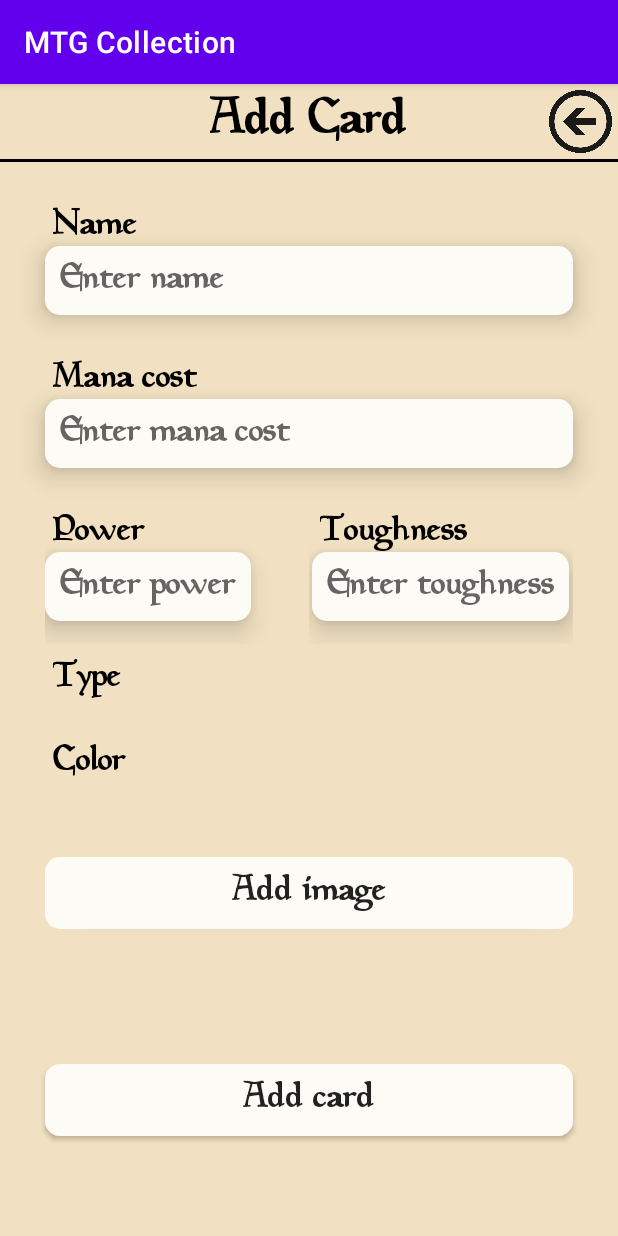
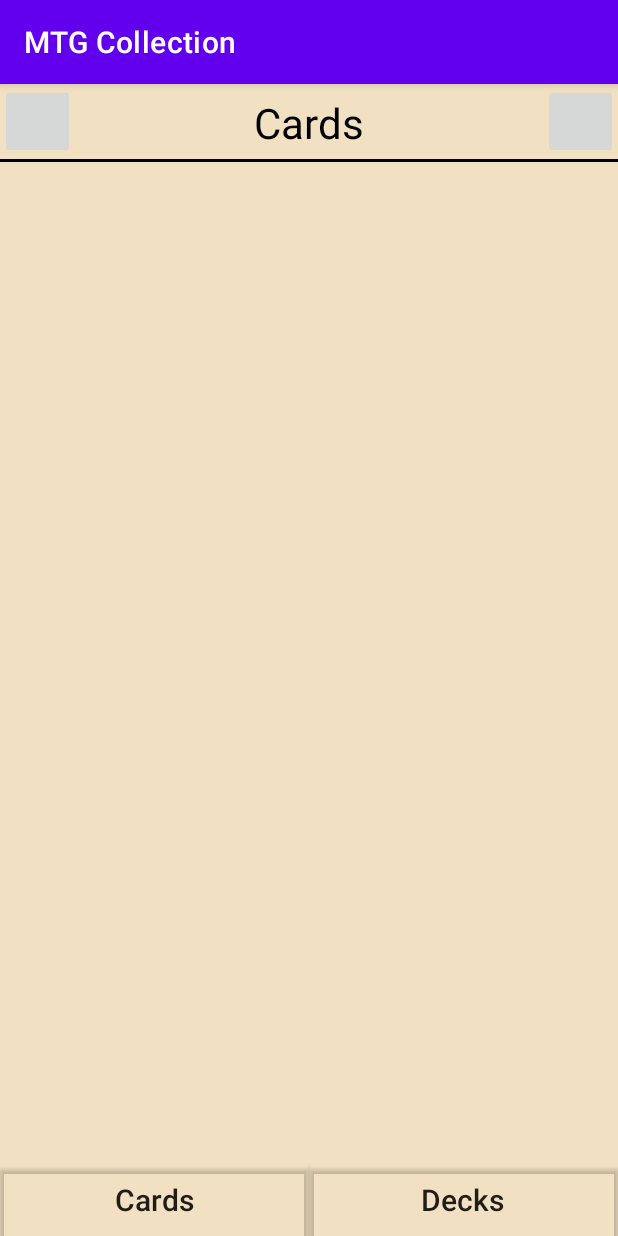
Before and after one commit to Fabian-2596/MSD_Assignment, an Android app: the screen it shows after launch (MainActivity), on a phone screen of 412 x 824 dp. Run offline under Robolectric (Android 15) with nearby library versions, the phone set to English and light mode, and no system bars.

Commit message:
Added dbs, card list view, cursor adapter

```diff
--- /dev/null
+++ b/app/src/main/java/com/example/mtgcollection/AddCardDeck.java
@@ -0,0 +1,4 @@
+package com.example.mtgcollection;
+
+public class AddCardDeck {
+}
--- /dev/null
+++ b/app/src/main/java/com/example/mtgcollection/AllDecks.java
@@ -0,0 +1,4 @@
+package com.example.mtgcollection;
+
+public class AllDecks {
+}
--- a/app/src/main/java/com/example/mtgcollection/Card.java
+++ b/app/src/main/java/com/example/mtgcollection/Card.java
@@ -12,8 +12,7 @@ public class Card {
 
     public Card(){}
 
-    public Card(int id, String n, int c, int p, int t, String type, String color, byte[] i){
-        this.id = id;
+    public Card(String n, int c, int p, int t, String type, String color, byte[] i){
         this.name = n;
         this.cost = c;
         this.power = p;
--- /dev/null
+++ b/app/src/main/java/com/example/mtgcollection/CardClicked.java
@@ -0,0 +1,4 @@
+package com.example.mtgcollection;
+
+public class CardClicked {
+}
--- a/app/src/main/java/com/example/mtgcollection/CardDatabaseHelper.java
+++ b/app/src/main/java/com/example/mtgcollection/CardDatabaseHelper.java
@@ -17,7 +17,7 @@ public class CardDatabaseHelper extends SQLiteOpenHelper
     public static final String DATABASE_NAME = "mtgc";
 
     public static final String TABLE_CARD = "card";
-    public static final String KEY_CARDID = "cardid";
+    public static final String KEY_ID = "_id";
     public static final String KEY_NAME = "name";
     public static final String KEY_COST = "cost";
     public static final String KEY_POWER = "power";
@@ -27,10 +27,9 @@ public class CardDatabaseHelper extends SQLiteOpenHelper
     public static final String KEY_IMAGE = "image";
 
     public static final String TABLE_DECK = "deck";
-    public static final String KEY_DECKID = "deckid";
 
     public static final String TABLE_INDECK = "indeck";
-    public static final String KEY_INDECKID = "indeckid";
+    private static final String KEY_DECKID = "deckid";
 
 
     public CardDatabaseHelper(Context context) {
@@ -40,7 +39,7 @@ public class CardDatabaseHelper extends SQLiteOpenHelper
     @Override
     public void onCreate(SQLiteDatabase db) {
         String CREATE_MTGC_TABLE_CARD = "CREATE TABLE " + TABLE_CARD + "("
-                + KEY_CARDID + " INTEGER PRIMARY KEY AUTOINCREMENT,"
+                + KEY_ID + " INTEGER PRIMARY KEY AUTOINCREMENT,"
                 + KEY_NAME + " TEXT,"
                 + KEY_COST + " TEXT,"
                 + KEY_POWER + " TEXT,"
@@ -52,16 +51,16 @@ public class CardDatabaseHelper extends SQLiteOpenHelper
         db.execSQL(CREATE_MTGC_TABLE_CARD);
 
         String CREATE_MTGC_TABLE_DECK = "CREATE TABLE " + TABLE_DECK + "("
-                + KEY_DECKID + " INTEGER PRIMARY KEY AUTOINCREMENT,"
+                + KEY_ID + " INTEGER PRIMARY KEY AUTOINCREMENT,"
                 + KEY_NAME + " TEXT"
                 + ")";
         db.execSQL(CREATE_MTGC_TABLE_DECK);
 
         String CREATE_MTGC_TABLE_INDECK = "CREATE TABLE " + TABLE_INDECK + "("
-                + KEY_CARDID + " INTEGER PRIMARY KEY,"
+                + KEY_ID + " INTEGER PRIMARY KEY,"
                 + KEY_DECKID + " INTEGER,"
-                + "FOREIGN KEY ("+KEY_CARDID+") REFERENCES "+TABLE_CARD+"("+KEY_CARDID+"),"
-                + "FOREIGN KEY ("+KEY_DECKID+") REFERENCES "+TABLE_DECK+"("+KEY_DECKID+")"
+                + "FOREIGN KEY ("+KEY_ID+") REFERENCES "+TABLE_CARD+"("+KEY_ID+"),"
+                + "FOREIGN KEY ("+KEY_DECKID+") REFERENCES "+TABLE_DECK+"("+KEY_ID+")"
                 + ")";
         db.execSQL(CREATE_MTGC_TABLE_INDECK);
 
--- a/app/src/main/java/com/example/mtgcollection/Deck.java
+++ b/app/src/main/java/com/example/mtgcollection/Deck.java
@@ -7,8 +7,8 @@ public class Deck {
 
     public Deck(){}
 
-    public Deck(int id, String n){
-        this.id = id;
+
+    public Deck(String n){
         this.name = n;
 
     }
--- a/app/src/main/java/com/example/mtgcollection/MainActivity.java
+++ b/app/src/main/java/com/example/mtgcollection/MainActivity.java
@@ -1,47 +1,46 @@
 package com.example.mtgcollection;
 
-import androidx.activity.result.ActivityResult;
-import androidx.activity.result.ActivityResultCallback;
-import androidx.activity.result.ActivityResultLauncher;
-import androidx.activity.result.contract.ActivityResultContracts;
+
 import androidx.appcompat.app.AppCompatActivity;
 
+
 import android.content.Intent;
+import android.database.Cursor;
 import android.os.Bundle;
 import android.view.View;
-import android.widget.Button;
 import android.widget.ImageButton;
+import android.widget.ListView;
+
 
 public class MainActivity extends AppCompatActivity {
+
+    CardDatabaseManager cdm = new CardDatabaseManager(this);
 
     @Override
     protected void onCreate(Bundle savedInstanceState) {
         super.onCreate(savedInstanceState);
-        setContentView(R.layout.add_card);
+        setContentView(R.layout.card_list);
 
+        ListView lv_cards = findViewById(R.id.lv_cards);
 
+        cdm.open();
+        Cursor cards = cdm.getAllCards();
 
-        //https://stackoverflow.com/questions/38352148/get-image-from-the-gallery-and-show-in-imageview
-        ActivityResultLauncher<Intent> imagePickerActivityResult = registerForActivityResult(
-                new ActivityResultContracts.StartActivityForResult(), new ActivityResultCallback<ActivityResult>() {
-                    @Override
-                    public void onActivityResult(ActivityResult result) {
+        if (cards != null) {
+            cards.moveToFirst();
+            CardCursorAdapter cca = new CardCursorAdapter(this, cards);
+            lv_cards.setAdapter(cca);
+        }
+        cdm.close();
 
-                    }
-                }
-        );
-
-        Button btn_image = findViewById(R.id.btn_picture);
-
-        btn_image.setOnClickListener(new View.OnClickListener() {
+        ImageButton btn_add = findViewById(R.id.btn_add);
+        btn_add.setOnClickListener(new View.OnClickListener() {
             @Override
             public void onClick(View v) {
-                Intent photoPickerIntent = new Intent(Intent.ACTION_PICK);
-                photoPickerIntent.setType("image/*");
-                imagePickerActivityResult.launch(photoPickerIntent);
+                Intent addCard = new Intent(MainActivity.this, AddCard.class);
+                startActivity(addCard);
+                finish();
             }
-
         });
-
     }
 }
--- a/app/src/main/res/layout/add_card.xml
+++ b/app/src/main/res/layout/add_card.xml
@@ -2,7 +2,6 @@
 <LinearLayout xmlns:android="http://schemas.android.com/apk/res/android"
     android:layout_width="match_parent"
     android:layout_height="match_parent"
-    xmlns:app="http://schemas.android.com/apk/res-auto"
     android:background="@color/primaryColor">
 
     <ScrollView
@@ -46,7 +45,6 @@
                     android:background="@color/black" />
 
             </RelativeLayout>
-
 
             <TextView
                 android:id="@+id/tv_name"
--- a/app/src/main/res/layout/card_list.xml
+++ b/app/src/main/res/layout/card_list.xml
@@ -1,7 +1,8 @@
 <?xml version="1.0" encoding="utf-8"?>
 <RelativeLayout xmlns:android="http://schemas.android.com/apk/res/android"
     android:layout_width="match_parent"
-    android:layout_height="match_parent">
+    android:layout_height="match_parent"
+    android:background="@color/primaryColor">
 
     <RelativeLayout
         android:id="@+id/rl1"
@@ -9,7 +10,7 @@
         android:layout_height="wrap_content">
 
         <ImageButton
-            android:id="@+id/btn_return"
+            android:id="@+id/btn_filter"
             android:layout_width="50dp"
             android:layout_height="50dp"
             android:layout_alignParentLeft="true"/>
@@ -23,7 +24,7 @@
             android:textColor="@color/black"/>
 
         <ImageButton
-            android:id="@+id/btn_filter"
+            android:id="@+id/btn_add"
             android:layout_width="50dp"
             android:layout_height="50dp"
             android:layout_alignParentRight="true"/>
@@ -37,10 +38,13 @@
     </RelativeLayout>
 
     <ListView
+        android:id="@+id/lv_cards"
         android:layout_width="match_parent"
         android:layout_height="match_parent"
         android:layout_below="@id/rl1"
-        android:layout_above="@id/ll1"/>
+        android:layout_above="@id/ll1"
+        android:divider="@color/black"
+        android:dividerHeight="1dp"/>
 
     <LinearLayout
         android:id="@+id/ll1"
--- a/build.gradle
+++ b/build.gradle
@@ -1,5 +1,5 @@
 // Top-level build file where you can add configuration options common to all sub-projects/modules.
 plugins {
-    id 'com.android.application' version '7.3.0' apply false
-    id 'com.android.library' version '7.3.0' apply false
+    id 'com.android.application' version '7.3.1' apply false
+    id 'com.android.library' version '7.3.1' apply false
 }
```
Also changed, not shown: app/src/main/AndroidManifest.xml (+7 -0 lines), app/src/main/java/com/example/mtgcollection/AddCard.java (+42 -26 lines), app/src/main/java/com/example/mtgcollection/AddDeck.java (added, +64 -0 lines), app/src/main/java/com/example/mtgcollection/AllCards.java (+3 -18 lines), app/src/main/java/com/example/mtgcollection/CardCursorAdapter.java (added, +77 -0 lines), app/src/main/java/com/example/mtgcollection/CardDatabaseManager.java (+12 -13 lines), app/src/main/res/layout/add_deck.xml (+3 -20 lines), app/src/main/res/layout/card_row.xml (added, +76 -0 lines).
